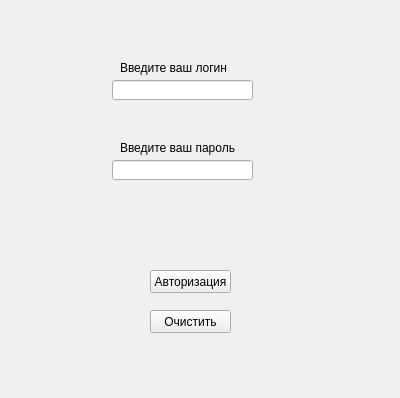
Above: untitled1.ui from lizazag-006/mdk_lessons before the change. Below: the same form after it.
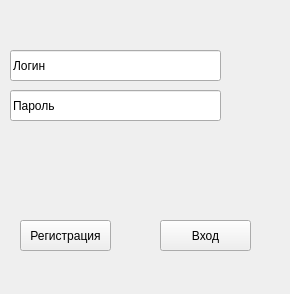
That is the form after the change.

Diff of the .ui file:
```diff
--- a/untitled1.ui
+++ b/untitled1.ui
@@ -6,83 +6,63 @@
    <rect>
     <x>0</x>
     <y>0</y>
-    <width>400</width>
-    <height>398</height>
+    <width>290</width>
+    <height>294</height>
    </rect>
   </property>
   <property name="windowTitle">
    <string>Form</string>
   </property>
-  <widget class="QLineEdit" name="lineEdit">
-   <property name="geometry">
-    <rect>
-     <x>112</x>
-     <y>80</y>
-     <width>141</width>
-     <height>20</height>
-    </rect>
-   </property>
-  </widget>
-  <widget class="QLineEdit" name="lineEdit_2">
-   <property name="geometry">
-    <rect>
-     <x>112</x>
-     <y>160</y>
-     <width>141</width>
-     <height>20</height>
-    </rect>
-   </property>
-  </widget>
-  <widget class="QLabel" name="label">
-   <property name="geometry">
-    <rect>
-     <x>120</x>
-     <y>60</y>
-     <width>141</width>
-     <height>16</height>
-    </rect>
-   </property>
-   <property name="text">
-    <string>Введите ваш логин</string>
-   </property>
-  </widget>
-  <widget class="QLabel" name="label_2">
-   <property name="geometry">
-    <rect>
-     <x>120</x>
-     <y>140</y>
-     <width>131</width>
-     <height>16</height>
-    </rect>
-   </property>
-   <property name="text">
-    <string>Введите ваш пароль</string>
-   </property>
-  </widget>
   <widget class="QPushButton" name="pushButton">
    <property name="geometry">
     <rect>
-     <x>150</x>
-     <y>270</y>
-     <width>81</width>
-     <height>23</height>
+     <x>160</x>
+     <y>220</y>
+     <width>91</width>
+     <height>31</height>
     </rect>
    </property>
    <property name="text">
-    <string>Авторизация</string>
+    <string>Вход</string>
    </property>
   </widget>
   <widget class="QPushButton" name="pushButton_2">
    <property name="geometry">
     <rect>
-     <x>150</x>
-     <y>310</y>
-     <width>81</width>
-     <height>23</height>
+     <x>20</x>
+     <y>220</y>
+     <width>91</width>
+     <height>31</height>
     </rect>
    </property>
    <property name="text">
-    <string>Очистить</string>
+    <string>Регистрация</string>
+   </property>
+  </widget>
+  <widget class="QLineEdit" name="lineEdit">
+   <property name="geometry">
+    <rect>
+     <x>10</x>
+     <y>50</y>
+     <width>211</width>
+     <height>31</height>
+    </rect>
+   </property>
+   <property name="text">
+    <string>Логин</string>
+   </property>
+  </widget>
+  <widget class="QLineEdit" name="lineEdit_2">
+   <property name="geometry">
+    <rect>
+     <x>10</x>
+     <y>90</y>
+     <width>211</width>
+     <height>31</height>
+    </rect>
+   </property>
+   <property name="text">
+    <string>Пароль</string>
    </property>
   </widget>
  </widget>
```
